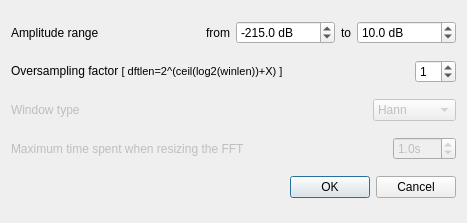
First picture: the form in src/gvamplitudespectrumwdialogsettings.ui, repository gillesdegottex/dfasma, before the edit.
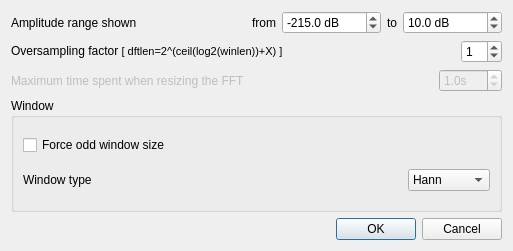
Second picture: the form after the edit.

Commit message: Add icons; Allow force odd window size; Add windows; Add Window DFT; clean spec ploting

The edit to the form file:
```diff
--- a/src/gvamplitudespectrumwdialogsettings.ui
+++ b/src/gvamplitudespectrumwdialogsettings.ui
@@ -6,14 +6,14 @@
    <rect>
     <x>0</x>
     <y>0</y>
-    <width>467</width>
-    <height>223</height>
+    <width>513</width>
+    <height>251</height>
    </rect>
   </property>
   <property name="windowTitle">
    <string>Dialog</string>
   </property>
-  <layout class="QVBoxLayout" name="verticalLayout">
+  <layout class="QVBoxLayout" name="verticalLayout_2">
    <item>
     <layout class="QHBoxLayout" name="horizontalLayout_5">
      <item>
@@ -25,7 +25,7 @@
         </sizepolicy>
        </property>
        <property name="text">
-        <string>Amplitude range</string>
+        <string>Amplitude range shown</string>
        </property>
       </widget>
      </item>
@@ -116,48 +116,6 @@
      </item>
     </layout>
    </item>
-   <item>
-    <layout class="QHBoxLayout" name="horizontalLayout_3">
-     <item>
-      <widget class="QLabel" name="label_2">
-       <property name="enabled">
-        <bool>false</bool>
-       </property>
-       <property name="sizePolicy">
-        <sizepolicy hsizetype="MinimumExpanding" vsizetype="Preferred">
-         <horstretch>0</horstretch>
-         <verstretch>0</verstretch>
-        </sizepolicy>
-       </property>
-       <property name="text">
-        <string>Window type</string>
-       </property>
-      </widget>
-     </item>
-     <item>
-      <widget class="QComboBox" name="cbSpectrumWindowType">
-       <property name="enabled">
-        <bool>false</bool>
-       </property>
-       <item>
-        <property name="text">
-         <string>Hann</string>
-        </property>
-       </item>
-       <item>
-        <property name="text">
-         <string>Blackman</string>
-        </property>
-       </item>
-       <item>
-        <property name="text">
-         <string>Hamming</string>
-        </property>
-       </item>
-      </widget>
-     </item>
-    </layout>
-   </item>
    <item>
     <layout class="QHBoxLayout" name="horizontalLayout_4">
      <item>
@@ -197,6 +155,55 @@
      </item>
     </layout>
    </item>
+   <item>
+    <widget class="QGroupBox" name="groupBox">
+     <property name="title">
+      <string>Window</string>
+     </property>
+     <layout class="QVBoxLayout" name="verticalLayout">
+      <item>
+       <widget class="QCheckBox" name="cbWindowSizeForcedOdd">
+        <property name="text">
+         <string>Force odd window size</string>
+        </property>
+       </widget>
+      </item>
+      <item>
+       <layout class="QHBoxLayout" name="horizontalLayout_3">
+        <item>
+         <widget class="QLabel" name="label_2">
+          <property name="sizePolicy">
+           <sizepolicy hsizetype="MinimumExpanding" vsizetype="Preferred">
+            <horstretch>0</horstretch>
+            <verstretch>0</verstretch>
+           </sizepolicy>
+          </property>
+          <property name="text">
+           <string>Window type</string>
+          </property>
+         </widget>
+        </item>
+        <item>
+         <widget class="QComboBox" name="cbSpectrumWindowType">
+          <item>
+           <property name="text">
+            <string>Hann</string>
+           </property>
+          </item>
+          <item>
+           <property name="text">
+            <string>Hamming</string>
+           </property>
+          </item>
+         </widget>
+        </item>
+       </layout>
+      </item>
+     </layout>
+     <zorder></zorder>
+     <zorder>cbWindowSizeForcedOdd</zorder>
+    </widget>
+   </item>
    <item>
     <layout class="QHBoxLayout" name="horizontalLayout">
      <item>
```
The commit also changes 5 other files.
